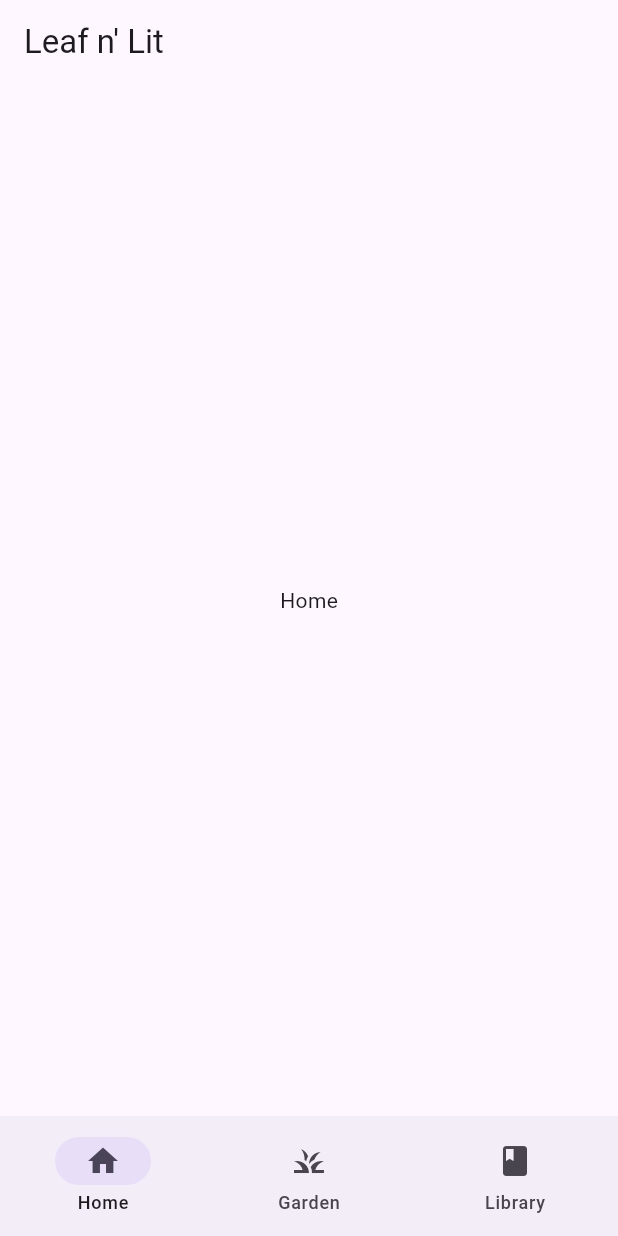
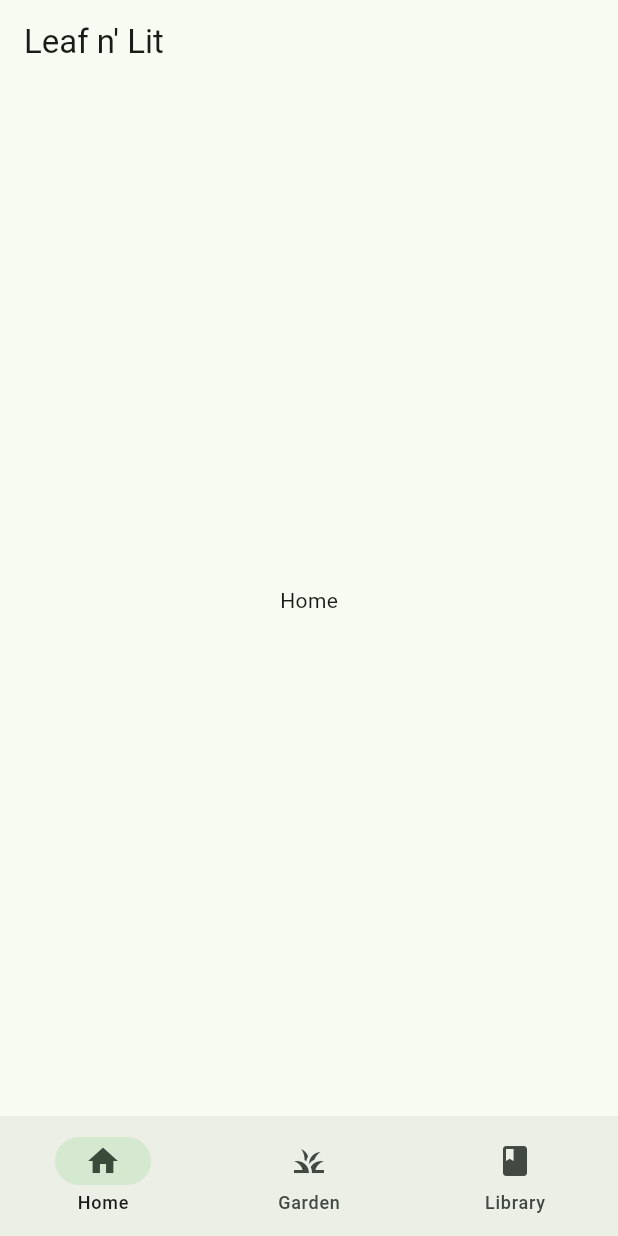
Before and after one commit to jfelic/leaf-n-lit, a Flutter app: the screen it shows after launch, on a phone screen of 412 x 824 dp. Run offline on Flutter 3.47's test engine with Material 3 defaults, Android fonts, the phone set to English and light mode, and no system bars; our stand-ins replace cached_network_image.

Commit message:
color scheme

```diff
--- a/lib/main.dart
+++ b/lib/main.dart
@@ -13,6 +13,8 @@ class MyApp extends StatelessWidget {
       title: 'Leaf n\' Lit',
       theme: ThemeData(
         useMaterial3: true, // Enable Material 3
+        colorScheme: ColorScheme.fromSeed(
+            seedColor: const Color.fromARGB(255, 40, 70, 41)),
       ),
       home: HomeScreen(),
     );
```
